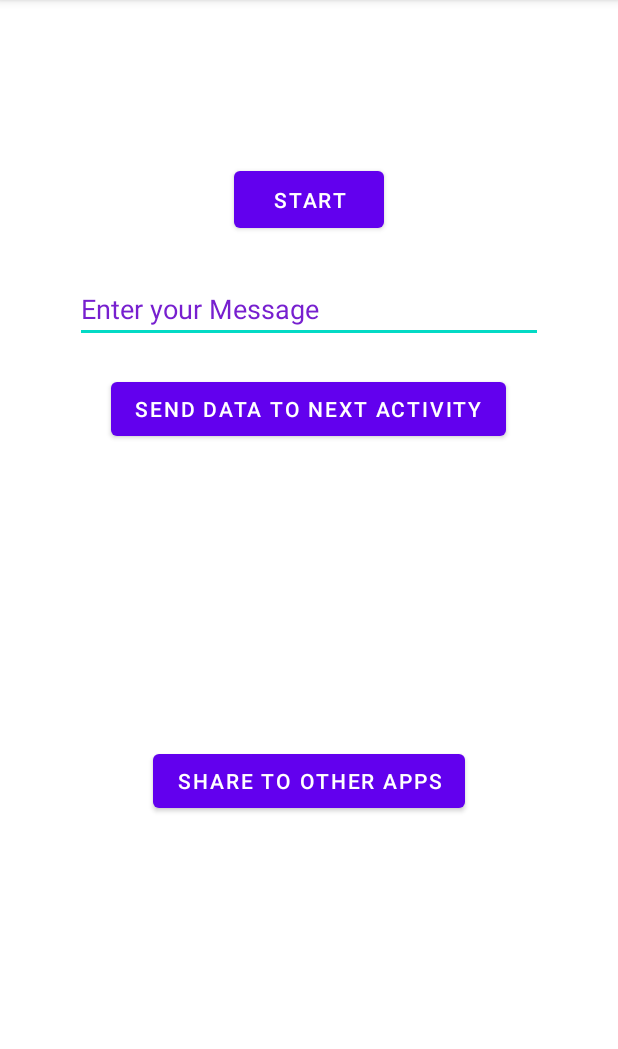
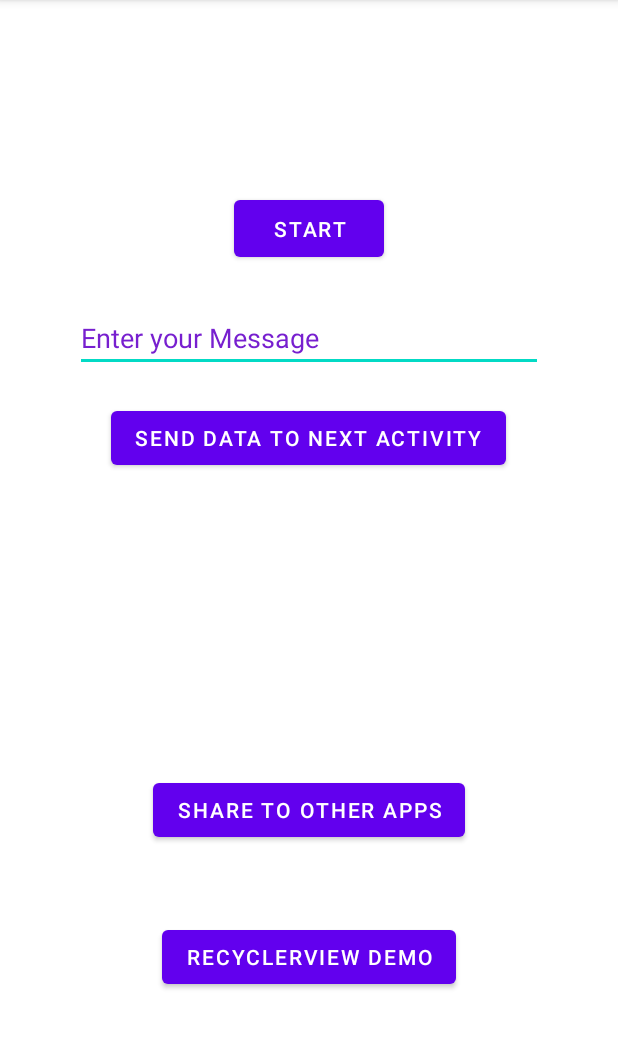
Before and after one commit to Osmanity/MsgShareApp_git, an Android app: the screen it shows after launch (MainActivity), on a phone screen of 412 x 824 dp, the part 84-1133 px from its top. Run offline under Robolectric (Android 15) with nearby library versions, the phone set to English and light mode, and no system bars.

```diff
--- a/app/src/main/AndroidManifest.xml
+++ b/app/src/main/AndroidManifest.xml
@@ -9,7 +9,7 @@
         android:roundIcon="@mipmap/ic_launcher_round"
         android:supportsRtl="true"
         android:theme="@style/Theme.MsgShareApp_git">
-
+        <activity android:name=".HobbiesActivity"></activity>
         <activity android:name=".MainActivity">
             <intent-filter>
                 <action android:name="android.intent.action.MAIN" />
@@ -17,7 +17,7 @@
                 <category android:name="android.intent.category.LAUNCHER" />
             </intent-filter>
         </activity>
-        <activity android:name=".Activity2"></activity>
+        <activity android:name=".Activity2" />
     </application>
 
 </manifest>
--- a/app/src/main/java/com/example/msgshareapp_git/MainActivity.kt
+++ b/app/src/main/java/com/example/msgshareapp_git/MainActivity.kt
@@ -40,5 +40,10 @@ class MainActivity : AppCompatActivity() {
 
             startActivity(Intent.createChooser(intent, "Share to:"))
         }
+
+        btnRecyclerViewDemo.setOnClickListener {
+            val intent = Intent(this, HobbiesActivity::class.java)
+            startActivity(intent)
+        }
     }
 }
--- a/app/src/main/res/layout/activity_main.xml
+++ b/app/src/main/res/layout/activity_main.xml
@@ -48,11 +48,18 @@
         android:id="@+id/ShareBtn"
         android:layout_width="wrap_content"
         android:layout_height="wrap_content"
-
-
-        android:layout_alignParentBottom="true"
+        android:layout_above="@+id/btnRecyclerViewDemo"
+        android:layout_marginBottom="50dp"
         android:layout_centerHorizontal="true"
-        android:layout_marginBottom="223dp"
         android:text="Share to other Apps" />
 
+    <Button
+        android:id="@+id/btnRecyclerViewDemo"
+        android:layout_width="wrap_content"
+        android:layout_height="wrap_content"
+        android:layout_alignParentBottom="true"
+        android:layout_marginBottom="106dp"
+        android:layout_centerHorizontal="true"
+        android:text="RecyclerView Demo" />
+
 </RelativeLayout>
```
Also changed, not shown: app/src/main/java/com/example/msgshareapp_git/HobbiesActivity.kt (added, +11 -0 lines), app/src/main/res/layout/activity_hobbies.xml (added, +9 -0 lines).
